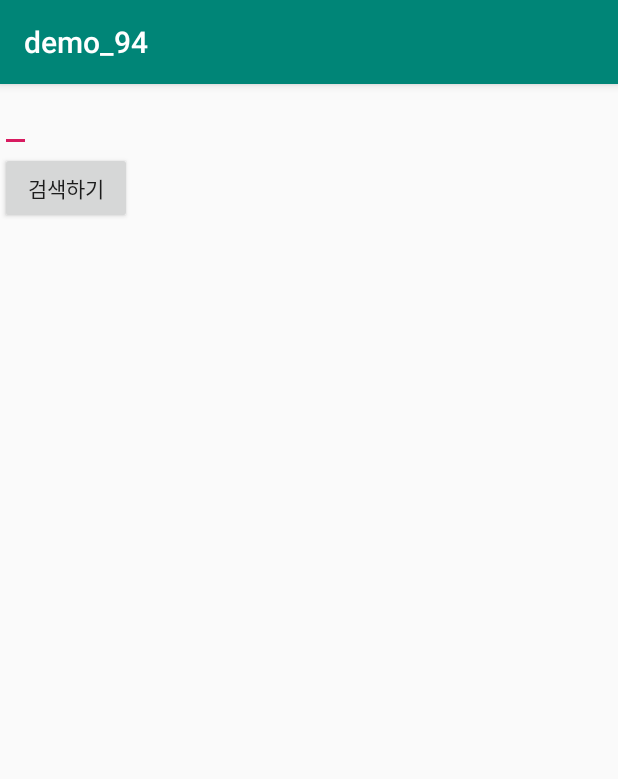
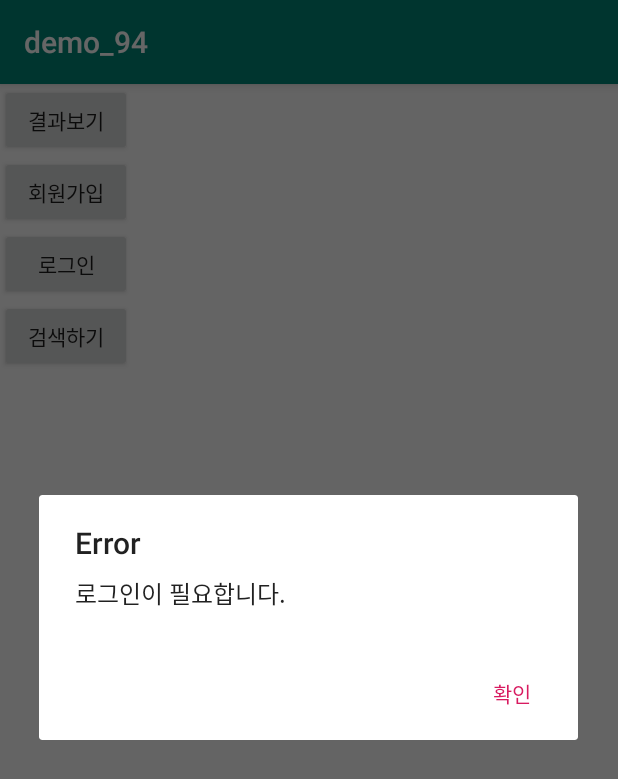
Before and after one commit to JHLee0211/UEx, an Android app: the screen it shows after launch (SearchActivity before the commit, MainActivity after it), after a tap on "검색하기", on a phone screen of 412 x 824 dp. Shown: the top 779 px of the screen. Run offline under Robolectric (Android 15) with nearby library versions, the phone set to English and light mode, and no system bars.

Commit message:
19/09/08 11:33

```diff
--- a/demo_94/app/src/main/java/com/example/Activity/MainActivity.java
+++ b/demo_94/app/src/main/java/com/example/Activity/MainActivity.java
@@ -77,9 +77,21 @@ public class MainActivity extends AppCompatActivity {
         main_btn_search.setOnClickListener(new View.OnClickListener() {
             @Override
             public void onClick(View view) {
-                Intent intent = new Intent(getApplicationContext(), SearchActivity.class);
-                intent.putExtra("message", getApplicationContext().toString());
-                startActivity(intent);
+                if(new SessionCheck().sessioncheck()) {
+                    Intent intent = new Intent(getApplicationContext(), SearchActivity.class);
+                    intent.putExtra("message", getApplicationContext().toString());
+                    startActivity(intent);
+                } else {
+                    AlertDialog.Builder alert = new AlertDialog.Builder(MainActivity.this);
+                    alert.setTitle("Error");
+                    alert.setMessage(getString(R.string.error_loginservice));
+                    alert.setPositiveButton("확인", new DialogInterface.OnClickListener() {
+                        @Override
+                        public void onClick(DialogInterface dialogInterface, int i) {
+                        }
+                    });
+                    alert.show();
+                }
             }
         });
 
--- a/demo_94/app/src/main/res/values/strings.xml
+++ b/demo_94/app/src/main/res/values/strings.xml
@@ -12,6 +12,7 @@
 
     <string name="error_signin">회원가입에 실패했습니다.</string>
     <string name="error_login">로그인에 실패했습니다.</string>
+    <string name="error_loginservice">로그인이 필요합니다.</string>
 
     <string name="check_birth">생년월일을 확인해주세요.</string>
 
```
